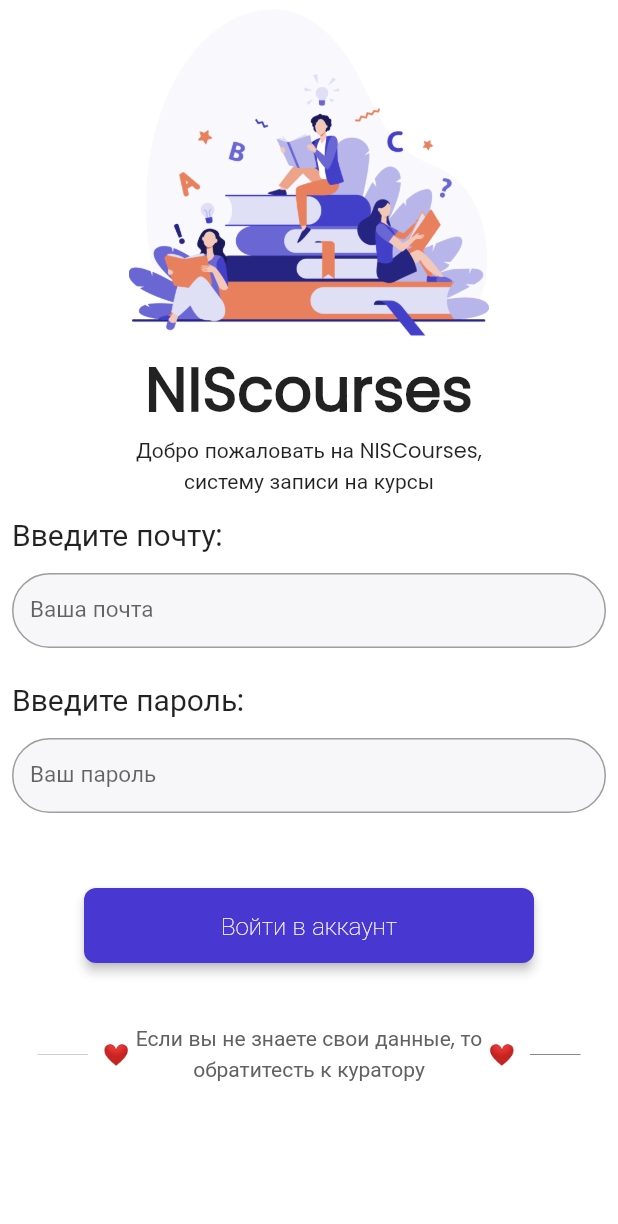
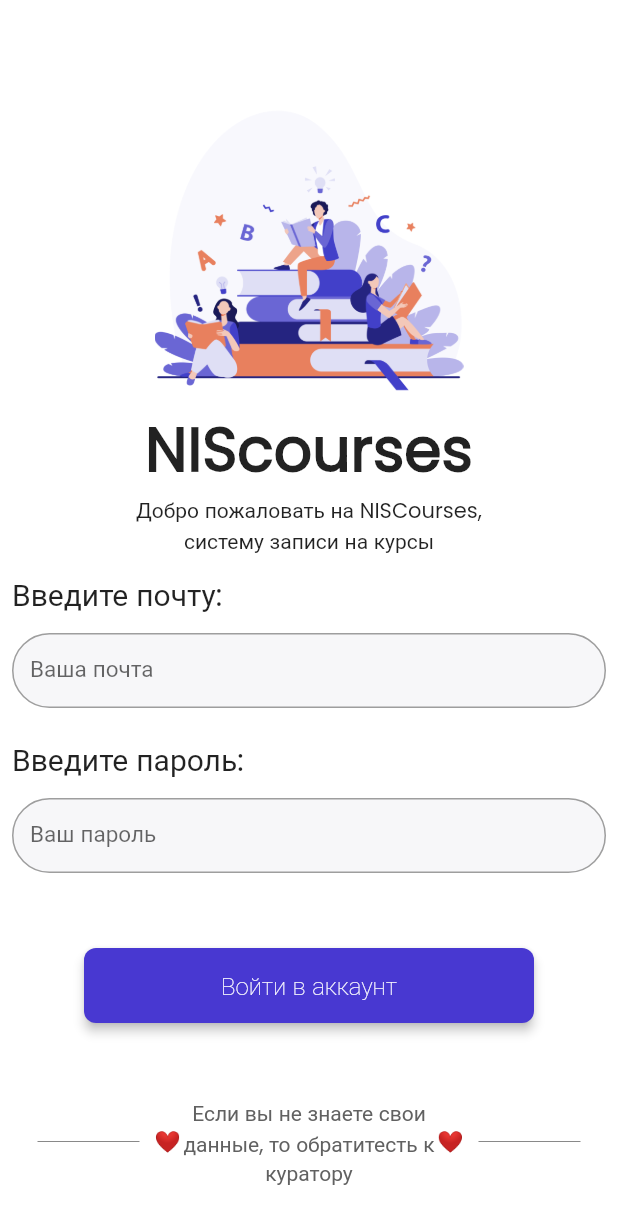
Before and after one commit to Akanov-Kanta/Courses, a Flutter app: the screen it shows after launch, on a phone screen of 412 x 824 dp. Shown: the top 1224 px of the screen. Run offline on Flutter 3.47's test engine with Material 2 defaults, Android fonts, the phone set to English and light mode, and no system bars; our stand-ins replace awesome_dialog, cloud_firestore, firebase_auth, firebase_core, firebase_database, google_fonts; accounts and stored records are empty.

Commit message:
Responsive design LoginPage

```diff
--- a/lib/pages/LoginPage.dart
+++ b/lib/pages/LoginPage.dart
@@ -2,6 +2,8 @@ import 'package:courses/pages/DeveloperPage.dart';
 import 'package:flutter/material.dart';
 import 'package:awesome_dialog/awesome_dialog.dart';
 import 'package:firebase_auth/firebase_auth.dart';
+
+import '../utils.dart';
 
 class LoginPage extends StatefulWidget {
   const LoginPage({Key? key}) : super(key: key);
@@ -12,12 +14,10 @@ class LoginPage extends StatefulWidget {
 
 class _LoginPageState extends State<LoginPage> {
   void signUserIn() async {
-    try{
+    try {
       await FirebaseAuth.instance.signInWithEmailAndPassword(
-          email: emailcontroller.text,
-          password: passwordcontroller.text);}
-    on
-    FirebaseAuthException catch (e) {
+          email: emailcontroller.text, password: passwordcontroller.text);
+    } on FirebaseAuthException catch (e) {
       print(e.code);
       if (e.code == 'user-not-found' || e.code == 'wrong-password') {
         SnackBarService.showSnackBar(
@@ -37,51 +37,57 @@ class _LoginPageState extends State<LoginPage> {
     }
   }
 
-
-  TextEditingController emailcontroller=TextEditingController();
-  TextEditingController passwordcontroller=TextEditingController();
+  TextEditingController emailcontroller = TextEditingController();
+  TextEditingController passwordcontroller = TextEditingController();
 
   @override
-  void initState(){
+  void initState() {
     super.initState();
+  }
 
-  }
   @override
-  void dispose(){
+  void dispose() {
     super.dispose();
     emailcontroller.dispose();
     passwordcontroller.dispose();
   }
 
-
   @override
   Widget build(BuildContext context) {
-    return GestureDetector(
-      child: Scaffold(
+    return Scaffold(
       backgroundColor: Colors.white,
       resizeToAvoidBottomInset: false,
       body: SafeArea(
         top: true,
+        child: Center(
+          child: SingleChildScrollView(
             child: Column(
-            mainAxisSize: MainAxisSize.max,
+              children: [
+                SizedBox(
+                  height: 40,
+                ),
+                Row(
+                  children: [
+                    if (isDesktop(context))
+                      Expanded(
+                        child: Column(
+                          mainAxisAlignment: MainAxisAlignment.center,
                           children: [
                             Container(
-                width: double.infinity,
-                height: 230,
+                              width:
+                                  MediaQuery.of(context).size.shortestSide / 2,
+                              height:
+                                  MediaQuery.of(context).size.shortestSide / 2,
                               child: Container(
                                 width: 300,
                                 height: 230,
-                  decoration: BoxDecoration(
-                      color: Colors.white
-                  ),
-                  child: Image.asset('assets/images/Illustration.png',
-                    fit: BoxFit.contain,) ,
+                                decoration: BoxDecoration(color: Colors.white),
+                                child: Image.asset(
+                                  'assets/images/Illustration.png',
+                                  fit: BoxFit.contain,
                                 ),
                               ),
-
-              Column(
-                mainAxisAlignment: MainAxisAlignment.center,
-                children: const [
+                            ),
                             Text(
                               'NIScourses',
                               style: TextStyle(
@@ -90,14 +96,56 @@ class _LoginPageState extends State<LoginPage> {
                                 fontSize: 40,
                               ),
                             ),
-
                             Text(
                               'Добро пожаловать на NISCourses,\nсистему записи на курсы',
                               textAlign: TextAlign.center,
                             ),
                           ],
                         ),
-              SizedBox(height: 10,),
+                      ),
+                    Expanded(
+                      child: Column(
+                        mainAxisSize: MainAxisSize.max,
+                        children: [
+                          if (!isDesktop(context))
+                            Column(
+                              mainAxisAlignment: MainAxisAlignment.center,
+                              children: [
+                                Container(
+                                  width:
+                                      MediaQuery.of(context).size.shortestSide /
+                                          2,
+                                  height:
+                                      MediaQuery.of(context).size.shortestSide /
+                                          2,
+                                  child: Container(
+                                    width: 300,
+                                    height: 230,
+                                    decoration:
+                                        BoxDecoration(color: Colors.white),
+                                    child: Image.asset(
+                                      'assets/images/Illustration.png',
+                                      fit: BoxFit.contain,
+                                    ),
+                                  ),
+                                ),
+                                Text(
+                                  'NIScourses',
+                                  style: TextStyle(
+                                    fontWeight: FontWeight.w900,
+                                    fontFamily: 'Poppins',
+                                    fontSize: 40,
+                                  ),
+                                ),
+                                Text(
+                                  'Добро пожаловать на NISCourses,\nсистему записи на курсы',
+                                  textAlign: TextAlign.center,
+                                ),
+                              ],
+                            ),
+                          SizedBox(
+                            height: 10,
+                          ),
                           Column(
                             crossAxisAlignment: CrossAxisAlignment.start,
                             children: [
@@ -112,12 +160,13 @@ class _LoginPageState extends State<LoginPage> {
                                   textAlign: TextAlign.start,
                                 ),
                               ),
-
-                  SizedBox(height: 10,),
+                              SizedBox(
+                                height: 10,
+                              ),
                               Padding(
-                    padding: EdgeInsetsDirectional.fromSTEB(8, 0, 8, 0),
+                                padding:
+                                    EdgeInsetsDirectional.fromSTEB(8, 0, 8, 0),
                                 child: Container(
-
                                   width: 450,
                                   height: 50,
                                   child: TextFormField(
@@ -126,7 +175,8 @@ class _LoginPageState extends State<LoginPage> {
                                     obscureText: false,
                                     decoration: InputDecoration(
                                       filled: true,
-                          fillColor: Color.fromRGBO(46, 46, 93, 0.04),
+                                      fillColor:
+                                          Color.fromRGBO(46, 46, 93, 0.04),
                                       labelText: 'Ваша почта',
                                       labelStyle: TextStyle(
                                         fontFamily: 'Poppins',
@@ -178,7 +228,9 @@ class _LoginPageState extends State<LoginPage> {
                               ),
                             ],
                           ),
-              SizedBox(height: 20,),
+                          SizedBox(
+                            height: 20,
+                          ),
                           Column(
                             crossAxisAlignment: CrossAxisAlignment.start,
                             children: [
@@ -193,10 +245,12 @@ class _LoginPageState extends State<LoginPage> {
                                   textAlign: TextAlign.start,
                                 ),
                               ),
-
-                  SizedBox(height: 10,),
+                              SizedBox(
+                                height: 10,
+                              ),
                               Padding(
-                    padding: EdgeInsetsDirectional.fromSTEB(8, 0, 8, 0),
+                                padding:
+                                    EdgeInsetsDirectional.fromSTEB(8, 0, 8, 0),
                                 child: Container(
                                   width: 450,
                                   height: 50,
@@ -206,7 +260,8 @@ class _LoginPageState extends State<LoginPage> {
                                     obscureText: false,
                                     decoration: InputDecoration(
                                       filled: true,
-                          fillColor: Color.fromRGBO(46, 46, 93, 0.04),
+                                      fillColor:
+                                          Color.fromRGBO(46, 46, 93, 0.04),
                                       labelText: 'Ваш пароль',
                                       labelStyle: TextStyle(
                                         fontFamily: 'Poppins',
@@ -258,10 +313,9 @@ class _LoginPageState extends State<LoginPage> {
                               ),
                             ],
                           ),
-              Align(
-                alignment: AlignmentDirectional(0, 0),
-                child: Padding(
-                  padding: EdgeInsetsDirectional.fromSTEB(0, 50, 0, 0),
+                          Padding(
+                            padding:
+                                EdgeInsetsDirectional.fromSTEB(0, 50, 0, 0),
                             child: SizedBox(
                               height: 50,
                               width: 300,
@@ -271,7 +325,8 @@ class _LoginPageState extends State<LoginPage> {
                                 },
                                 style: ElevatedButton.styleFrom(
                                   padding: EdgeInsets.symmetric(horizontal: 24),
-                        primary: Color(0xFF4838D1), // Replace with your desired button color
+                                  primary: Color(
+                                      0xFF4838D1), // Replace with your desired button color
                                   elevation: 3,
                                   shape: RoundedRectangleBorder(
                                     borderRadius: BorderRadius.circular(8),
@@ -284,7 +339,7 @@ class _LoginPageState extends State<LoginPage> {
                                     Text(
                                       'Войти в аккаунт',
                                       style: TextStyle(
-                              fontWeight: FontWeight.w100 ,
+                                        fontWeight: FontWeight.w100,
                                         fontFamily: 'Poppins',
                                         color: Colors.white,
                                         fontSize: 16,
@@ -295,24 +350,28 @@ class _LoginPageState extends State<LoginPage> {
                               ),
                             ),
                           ),
+                        ],
+                      ),
+                    ),
+                  ],
                 ),
                 SizedBox(
                   height: 40,
                 ),
                 Padding(
-                padding: EdgeInsets.symmetric(horizontal: 25.0),
+                  padding: EdgeInsets.symmetric(horizontal: 25.0, vertical: 10),
                   child: Row(
                     children: [
                       Expanded(
                         child: Divider(
                           thickness: 0.5,
-                        color: Colors.grey[400],
+                          color: Colors.grey[700],
                         ),
                       ),
                       Padding(
                         padding: EdgeInsets.symmetric(horizontal: 10.0),
                         child: SizedBox(
-                        width: MediaQuery.of(context).size.shortestSide / 1.5,
+                          width: MediaQuery.of(context).size.width / 2,
                           child: Row(
                             mainAxisAlignment: MainAxisAlignment.center,
                             children: [
@@ -322,7 +381,11 @@ class _LoginPageState extends State<LoginPage> {
                                   style: TextStyle(color: Colors.grey[700]),
                                 ),
                                 onTap: () {
-                                Navigator.pushReplacement(context, MaterialPageRoute(builder: (context)=> DeveloperPage()));
+                                  Navigator.pushReplacement(
+                                      context,
+                                      MaterialPageRoute(
+                                          builder: (context) =>
+                                              DeveloperPage()));
                                 },
                               ),
                               Flexible(
@@ -351,7 +414,7 @@ class _LoginPageState extends State<LoginPage> {
               ],
             ),
           ),
-
+        ),
       ),
     );
   }
--- a/lib/utils.dart
+++ b/lib/utils.dart
@@ -82,3 +82,5 @@ TextStyle SafeGoogleFont(
 }
 
 bool Authcheck = false;
+
+bool isDesktop(BuildContext context) => MediaQuery.of(context).size.width > MediaQuery.of(context).size.height;
```
Lines whose indentation alone changed are shown as unchanged.
